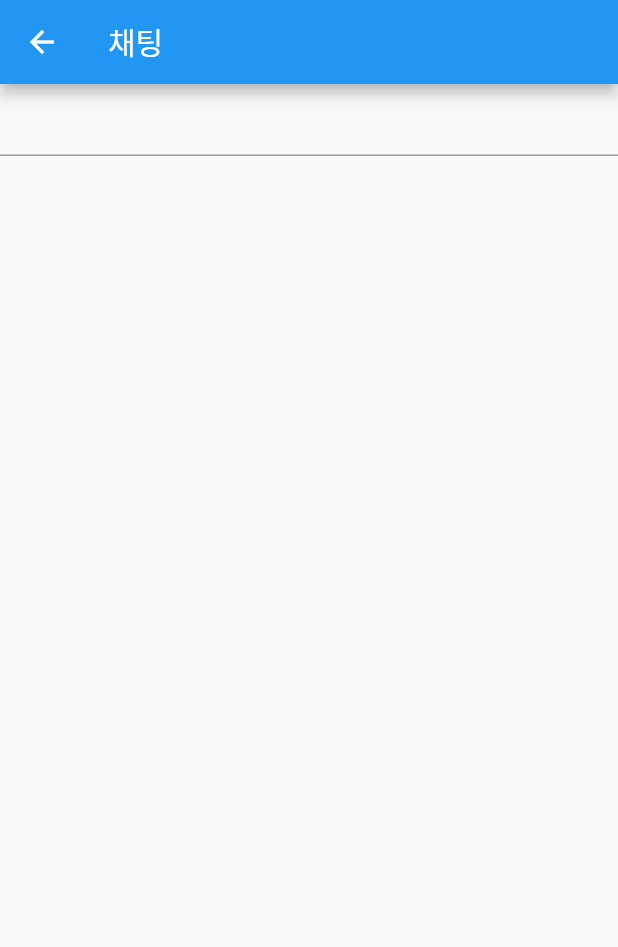
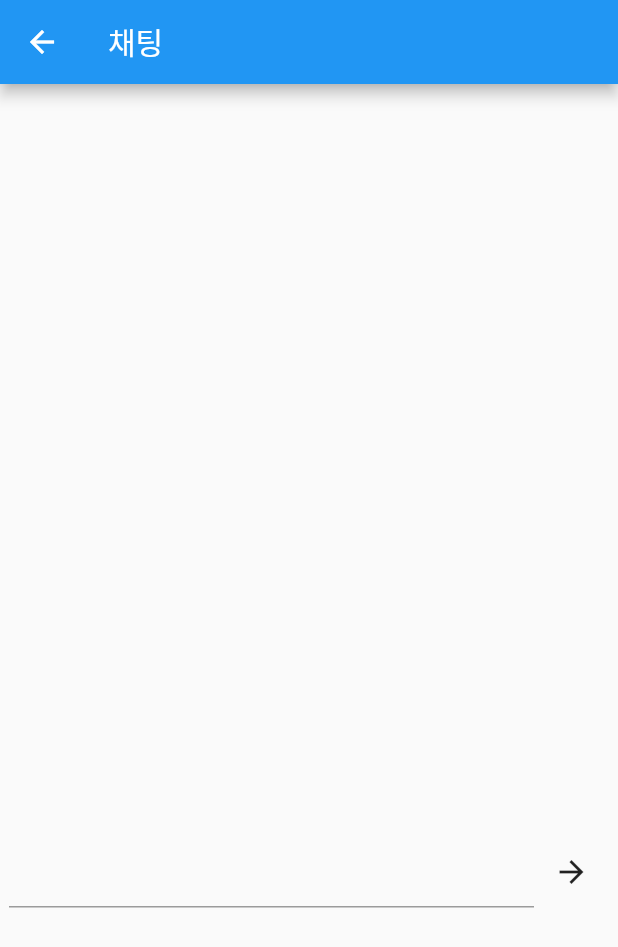
Before and after one commit to ko-inseoklee/CounselingCenter, a Flutter app: the ChatPage screen opened directly, on a phone screen of 412 x 824 dp. Shown: the top 947 px of the screen. Run offline on Flutter 3.47's test engine with Material 2 defaults, Android fonts, the phone set to English and light mode, and no system bars; our stand-ins replace flutter_screenutil, freezed_annotation, get; generated files the repository leaves out were written again.

Commit message:
01.12 - 채팅 기능 프론트 완료 / 모델 및 서버 연동 작업 요망 / 인앱 테스트 X -> AWS에 서버 올린 후 확인해야 할 듯.

```diff
--- a/lib/controller/Authentication.dart
+++ b/lib/controller/Authentication.dart
@@ -3,7 +3,7 @@ import 'dart:convert';
 import 'package:get/get.dart';
 import 'package:online_counseling_center/controller/UserController.dart';
 import 'package:online_counseling_center/ignore.dart';
-import 'package:online_counseling_center/model/user.dart';
+import 'package:online_counseling_center/model/user/user.dart';
 import 'package:uuid/uuid.dart';
 import 'package:http/http.dart' as http;
 
--- a/lib/controller/UserController.dart
+++ b/lib/controller/UserController.dart
@@ -1,5 +1,5 @@
 import 'package:get/get.dart';
-import 'package:online_counseling_center/model/user.dart';
+import 'package:online_counseling_center/model/user/user.dart';
 
 class UserController extends GetxController{
   Rx<User> user;
--- /dev/null
+++ b/lib/model/chat/chat.dart
@@ -0,0 +1,32 @@
+
+import 'package:freezed_annotation/freezed_annotation.dart';
+
+part 'chat.freezed.dart';
+part 'chat.g.dart';
+
+@freezed
+class Chat with _$Chat{
+  factory Chat({
+    required String matchingID,
+    required String messagesID,
+    required String ownerNickname,
+    required String otherNickname,
+  }) = _Chat;
+
+  factory Chat.fromJson(Map<String,dynamic> json) => _$ChatFromJson(json);
+}
+
+class Messages{
+  final String messagesID;
+  List<Message> messages;
+
+  Messages({required this.messagesID, required this.messages});
+}
+
+class Message{
+  final String nickname;
+  final DateTime t;
+  final String message;
+
+  Message({required this.nickname, required this.t, required this.message});
+}
--- a/lib/view/Login/SignUp.dart
+++ b/lib/view/Login/SignUp.dart
@@ -2,7 +2,7 @@ import 'package:flutter/cupertino.dart';
 import 'package:flutter/material.dart';
 import 'package:get/get.dart';
 import 'package:online_counseling_center/controller/Authentication.dart';
-import 'package:online_counseling_center/model/user.dart';
+import 'package:online_counseling_center/model/user/user.dart';
 import 'package:online_counseling_center/view/customWidget/TextBox.dart';
 import 'package:uuid/uuid.dart';
 
--- a/lib/view/Matching/Chat.dart
+++ b/lib/view/Matching/Chat.dart
@@ -1,5 +1,6 @@
 import 'package:flutter/cupertino.dart';
 import 'package:flutter/material.dart';
+import 'package:online_counseling_center/model/chat/chat.dart';
 import 'package:online_counseling_center/view/customWidget/TextBox.dart';
 
 class ChatPage extends StatefulWidget {
@@ -12,18 +13,63 @@ class ChatPage extends StatefulWidget {
 class _ChatPageState extends State<ChatPage> {
   TextBox inputBox = new TextBox(isBlank: false, hintText: '');
 
+  Chat chat = new Chat(matchingID: '1234', messagesID: '12345', ownerNickname: 'inseoking', otherNickname: 'someng2');
+  Messages messages = new Messages(messagesID: '12345', messages: []);
+
   @override
   Widget build(BuildContext context) {
     return Scaffold(
+      resizeToAvoidBottomInset: false,
       appBar: AppBar(title: Text('채팅'),),
       body: Column(
         children: [
-          Container(),
           Container(
-            child: inputBox,
+            height: 450,
+            child: Column(
+              children: _buildChatBubbleLists(messages),
+            )
+          ),
+          Container(
+            width: 600,
+            height: 150,
+            child: Row(
+              mainAxisAlignment: MainAxisAlignment.center,
+              crossAxisAlignment: CrossAxisAlignment.center,
+              children: [
+                Container(width: 350, height: 100, alignment: Alignment.center,child: inputBox),
+                Container(
+                  width: 50,
+                  height: 100,
+                  alignment: Alignment.center,
+                  child: IconButton(onPressed: (){
+                    Message t = new Message(nickname: chat.ownerNickname, t: DateTime.now(), message: inputBox.getText());
+
+                    setState(() {
+                      messages.messages.add(t);
+                    });
+
+                    inputBox.clear();
+                  },
+                    icon: Icon(Icons.arrow_forward),
+                  ),
+                )
+              ],
+            ),
           )
         ],
       ),
     );
   }
+
+  List<Widget> _buildChatBubbleLists(Messages messages){
+    return messages.messages.map((Message message) => _buildChatBubble(message)).toList();
+  }
+
+  Widget _buildChatBubble(Message message){
+    return Container(
+      width: 300,
+      height: 80,
+      child: ListTile(title: Text(message.message), leading: Text(message.nickname), trailing: Text("${message.t.hour.toString()}:${message.t.minute.toString()}"),),
+    );
+  }
 }
--- a/lib/view/Matching/Matching.dart
+++ b/lib/view/Matching/Matching.dart
@@ -1,6 +1,6 @@
 import 'package:flutter/material.dart';
 import 'package:flutter_screenutil/flutter_screenutil.dart';
-import 'package:online_counseling_center/model/user.dart';
+import 'package:online_counseling_center/model/user/user.dart';
 import 'package:online_counseling_center/model/chatter.dart';
 import 'package:online_counseling_center/view/HomePage.dart';
 import 'package:get/get.dart';
--- a/lib/view/customWidget/TextBox.dart
+++ b/lib/view/customWidget/TextBox.dart
@@ -24,4 +24,8 @@ class TextBox extends StatelessWidget {
   String getText() {
     return _controller.text;
   }
+
+  void clear(){
+    _controller.clear();
+  }
 }
```
Also changed, not shown: lib/main.dart (+2 -84 lines), lib/view/HomePage.dart (+7 -2 lines), lib/model/user.freezed.dart (deleted), lib/model/user.g.dart (deleted), lib/model/user/user.dart (renamed from lib/model/user.dart), 3 other files.
